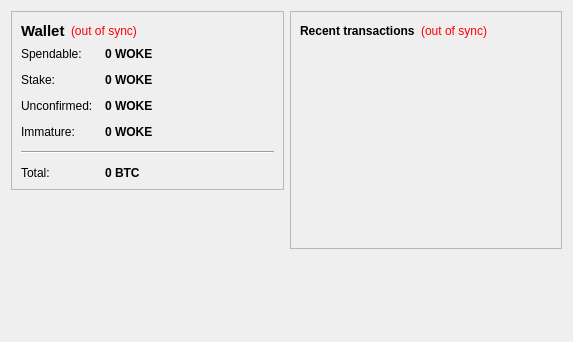
ulandort/WOKEcash, file src/qt/forms/overviewpage.ui: the form before one commit.
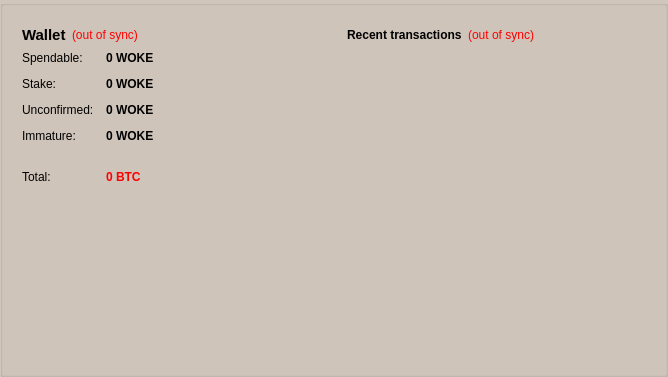
The form after the commit. Icons and pictures are not drawn.

Diff of the .ui file:
```diff
--- a/src/qt/forms/overviewpage.ui
+++ b/src/qt/forms/overviewpage.ui
@@ -6,18 +6,59 @@
    <rect>
     <x>0</x>
     <y>0</y>
-    <width>573</width>
-    <height>342</height>
+    <width>668</width>
+    <height>377</height>
    </rect>
   </property>
   <property name="windowTitle">
    <string>Form</string>
   </property>
-  <layout class="QHBoxLayout" name="horizontalLayout" stretch="1,1">
+  <property name="windowOpacity">
+   <double>1.000000000000000</double>
+  </property>
+  <property name="autoFillBackground">
+   <bool>true</bool>
+  </property>
+  <property name="styleSheet">
+   <string notr="true">background: rgb(209, 198, 188);</string>
+  </property>
+  <layout class="QHBoxLayout" name="horizontalLayout">
+   <property name="leftMargin">
+    <number>0</number>
+   </property>
+   <property name="topMargin">
+    <number>0</number>
+   </property>
+   <property name="rightMargin">
+    <number>0</number>
+   </property>
+   <property name="bottomMargin">
+    <number>0</number>
+   </property>
+   <item>
+    <widget class="QGroupBox" name="groupBox">
+     <property name="autoFillBackground">
+      <bool>false</bool>
+     </property>
+     <property name="styleSheet">
+      <string notr="true">QGroupBox#groupBox
+{
+border-image: url(:/images/mymain) 0 0 0 0 stretch stretch;
+background: transparent
+}</string>
+     </property>
+     <property name="title">
+      <string/>
+     </property>
+     <layout class="QHBoxLayout" name="horizontalLayout_3">
    <item>
     <layout class="QVBoxLayout" name="verticalLayout_2">
      <item>
       <widget class="QFrame" name="frame">
+          <property name="styleSheet">
+           <string notr="true">Background: transparent
+</string>
+          </property>
        <property name="frameShape">
         <enum>QFrame::StyledPanel</enum>
        </property>
@@ -224,6 +265,9 @@
             <property name="toolTip">
              <string>Your current total balance</string>
             </property>
+               <property name="styleSheet">
+                <string notr="true">color: red;</string>
+               </property>
             <property name="text">
              <string notr="true">0 BTC</string>
             </property>
@@ -256,6 +300,9 @@
     <layout class="QVBoxLayout" name="verticalLayout_3">
      <item>
       <widget class="QFrame" name="frame_2">
+          <property name="styleSheet">
+           <string notr="true">background: transparent</string>
+          </property>
        <property name="frameShape">
         <enum>QFrame::StyledPanel</enum>
        </property>
@@ -306,7 +353,7 @@
         <item>
          <widget class="QListView" name="listTransactions">
           <property name="styleSheet">
-           <string notr="true">QListView { background: transparent; }</string>
+              <string notr="true">QListView { background: transparent; };</string>
           </property>
           <property name="frameShape">
            <enum>QFrame::NoFrame</enum>
@@ -325,20 +372,10 @@
        </layout>
       </widget>
      </item>
-     <item>
-      <spacer name="verticalSpacer_2">
-       <property name="orientation">
-        <enum>Qt::Vertical</enum>
-       </property>
-       <property name="sizeHint" stdset="0">
-        <size>
-         <width>20</width>
-         <height>40</height>
-        </size>
-       </property>
-      </spacer>
-     </item>
-    </layout>
+       </layout>
+      </item>
+     </layout>
+    </widget>
    </item>
   </layout>
  </widget>
```
Left out of the diff: 2 changed lines with no effect on the pictures. Lines whose indentation alone changed are shown as unchanged.
